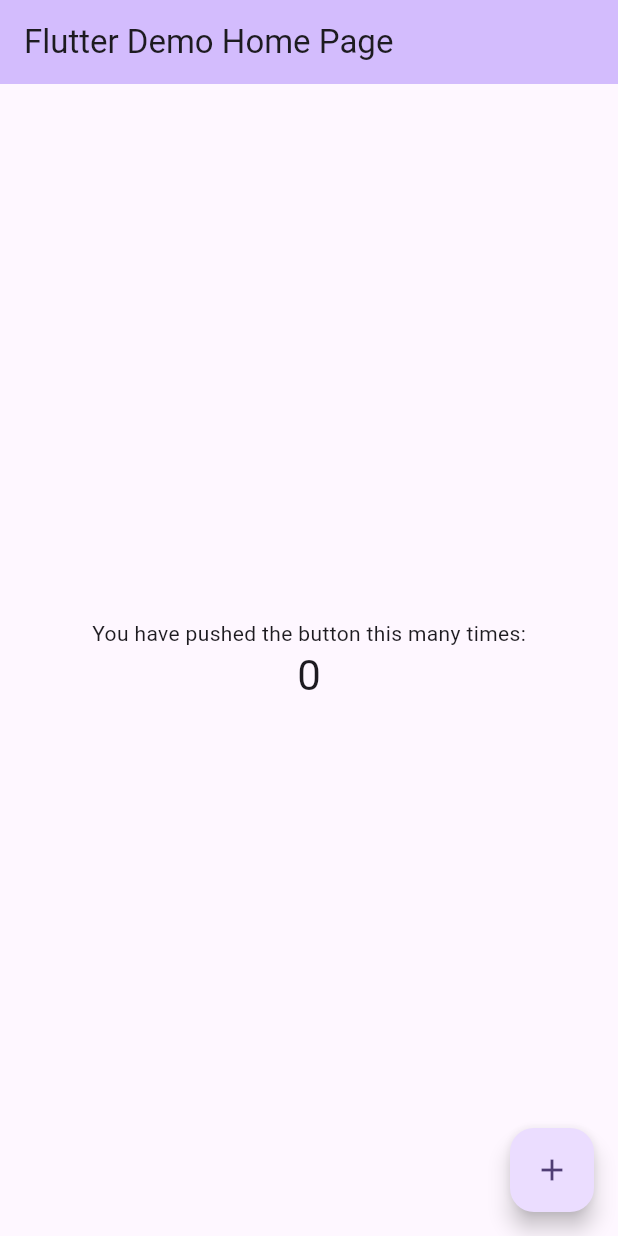
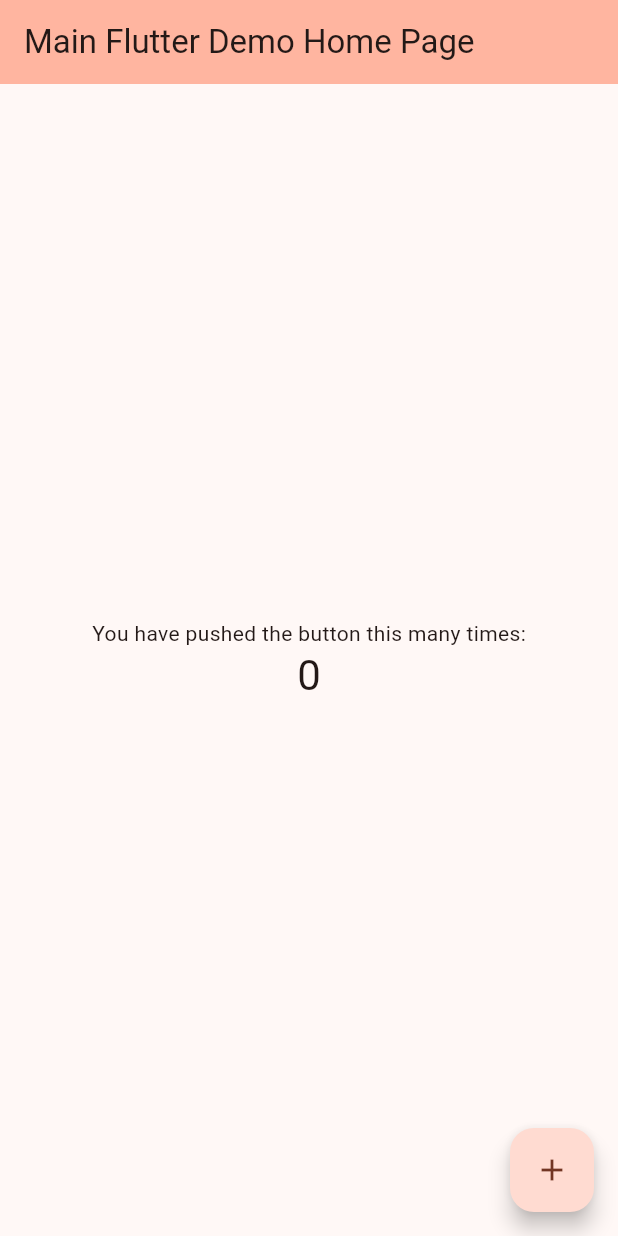
Before and after one commit to bruhmoment654/test_project, a Flutter app: the screen it shows after launch, on a phone screen of 412 x 824 dp. Run offline on Flutter 3.47's test engine with Material 3 defaults, Android fonts, the phone set to English and light mode, and no system bars.

Commit message:
main branch commit

```diff
--- a/lib/main.dart
+++ b/lib/main.dart
@@ -11,7 +11,7 @@ class MyApp extends StatelessWidget {
   @override
   Widget build(BuildContext context) {
     return MaterialApp(
-      title: 'Flutter Demo',
+      title: 'Main Flutter Demo',
       theme: ThemeData(
         // This is the theme of your application.
         //
@@ -28,10 +28,10 @@ class MyApp extends StatelessWidget {
         //
         // This works for code too, not just values: Most code changes can be
         // tested with just a hot reload.
-        colorScheme: ColorScheme.fromSeed(seedColor: Colors.deepPurple),
+        colorScheme: ColorScheme.fromSeed(seedColor: Colors.deepOrange),
         useMaterial3: true,
       ),
-      home: const MyHomePage(title: 'Flutter Demo Home Page'),
+      home: const MyHomePage(title: 'Main Flutter Demo Home Page'),
     );
   }
 }
@@ -105,8 +105,10 @@ class _MyHomePageState extends State<MyHomePage> {
           // wireframe for each widget.
           mainAxisAlignment: MainAxisAlignment.center,
           children: <Widget>[
-            const Text(
-              'You have pushed the button this many times:',
+            const Center(
+              child: Text(
+                'You have pushed the button this many times:',
+              ),
             ),
             Text(
               '$_counter',
```
